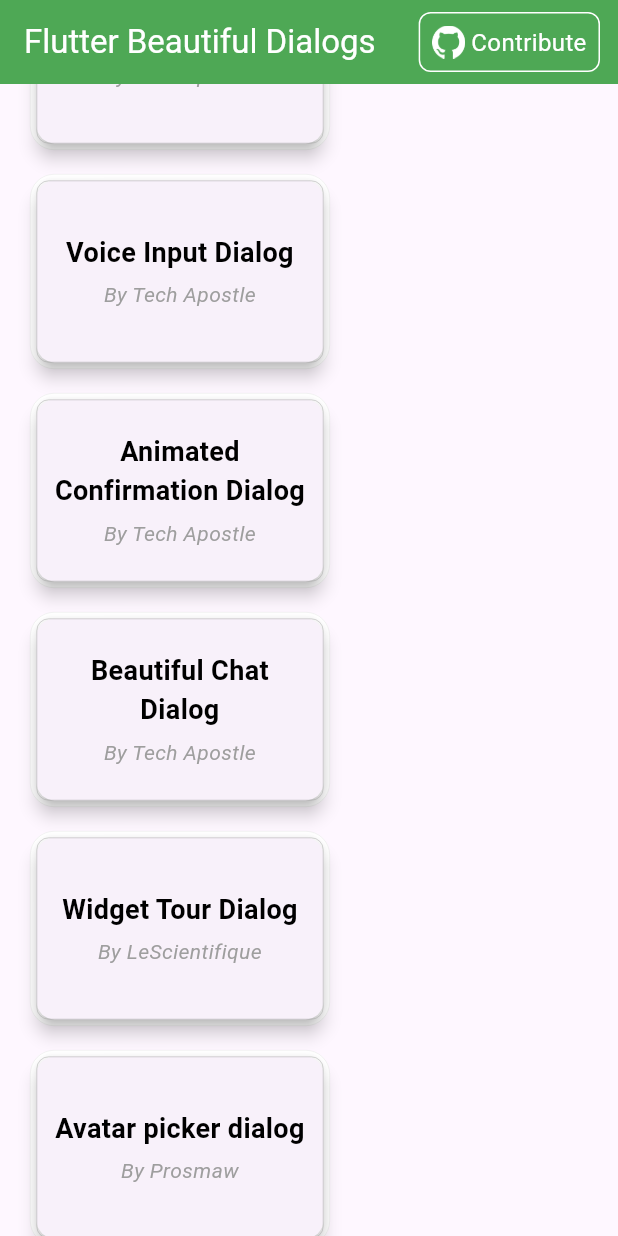
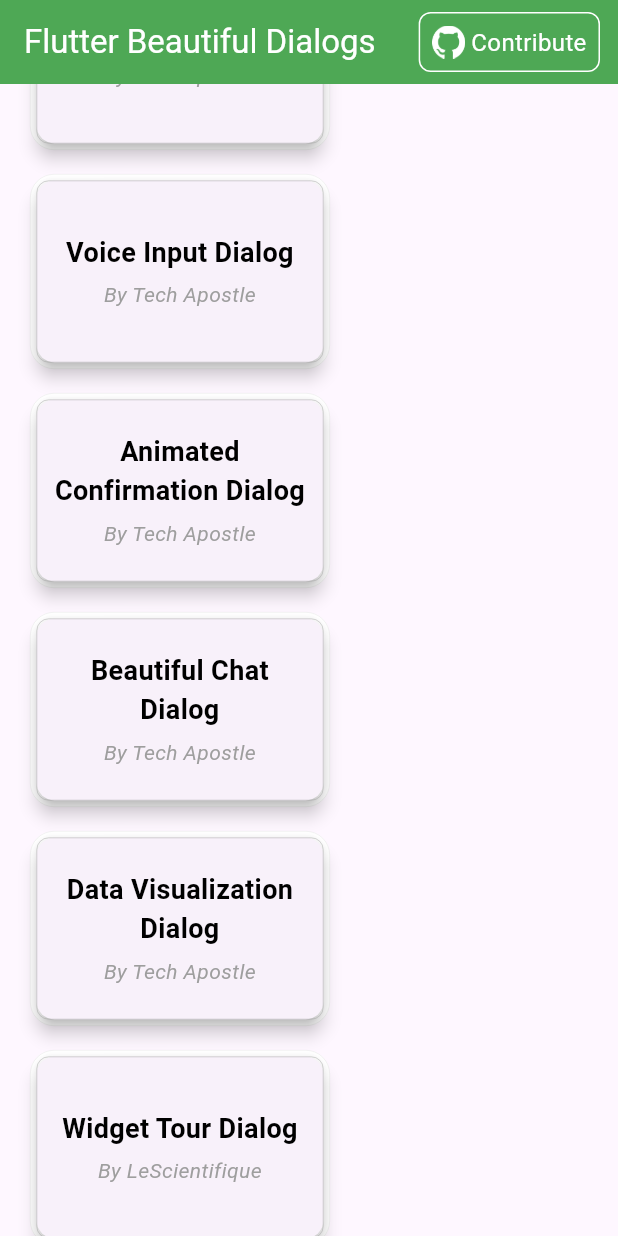
Before and after one commit to Docteur-Parfait/beautiful_dialog, a Flutter app: the screen it shows after launch, scrolled down 2880 dp, on a phone screen of 412 x 824 dp. Run offline on Flutter 3.47's test engine with Material 3 defaults, Android fonts, the phone set to English and light mode, and no system bars; our stand-ins replace audioplayers, bot_toast, chat_bubbles, file_picker, fl_chart, flutter_svg and 3 more; missing offline and left inert: dart:html.

Commit message:
feat: Add CustomButton for Data Visualization Dialog

```diff
--- a/lib/views/dialog_view.dart
+++ b/lib/views/dialog_view.dart
@@ -231,6 +231,8 @@ class _DialogViewState extends State<DialogView> {
                   otherUserAvatar:
                       "https://raw.githubusercontent.com/Jossyboydgenius/Jossyboydgenius/9b2800c3d119ba94b19947539bd61281a737e035/avatar.jpeg",
                 ),
+              ),
+              CustomButton(
                 text: "Data Visualization Dialog",
                 author: "Tech Apostle",
                 onTap: () =>
```
